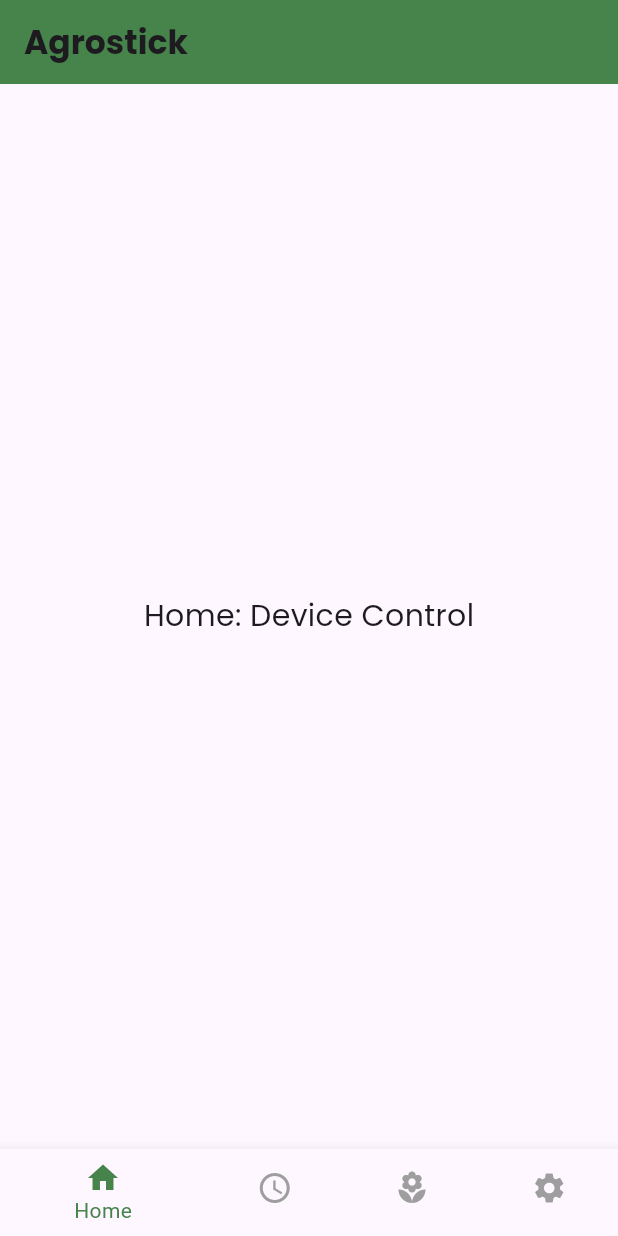
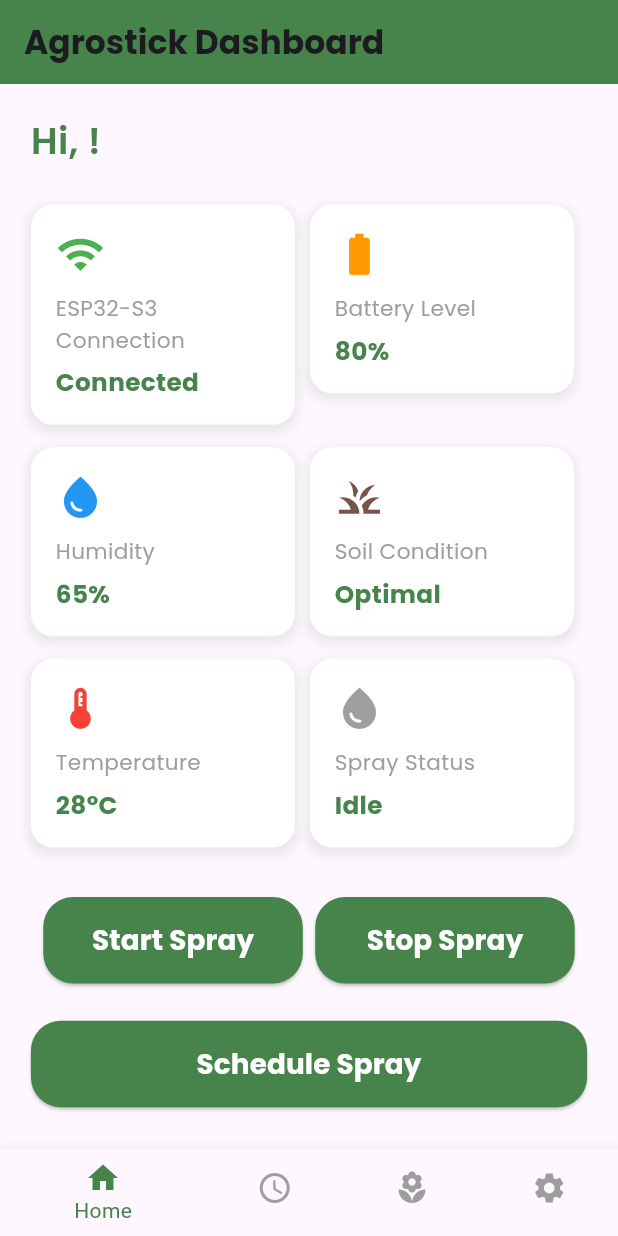
Before and after one commit to Shreesha001/AgroStick, a Flutter app: the MainHomeScreen screen opened directly, on a phone screen of 412 x 824 dp. Run offline on Flutter 3.47's test engine with Material 3 defaults, Android fonts, the phone set to English and light mode, and no system bars; our stand-ins replace firebase_auth, firebase_core, flutter_animate, google_fonts; accounts and stored records are empty.

Commit message:
feat(ui): add Home Screen interface

```diff
--- /dev/null
+++ b/lib/bottom_bar/home_screen.dart
@@ -0,0 +1,197 @@
+import 'package:flutter/material.dart';
+import 'package:google_fonts/google_fonts.dart';
+import 'package:firebase_auth/firebase_auth.dart';
+import 'package:agro_stick/auth_screens/login_screen.dart';
+import 'package:agro_stick/theme/colors.dart';
+
+class HomeScreen extends StatefulWidget {
+  const HomeScreen({super.key});
+
+  @override
+  _HomeScreenState createState() => _HomeScreenState();
+}
+
+class _HomeScreenState extends State<HomeScreen> {
+  // Placeholder values, replace with real data from ESP32-S3
+  bool _isDeviceConnected = true;
+  String _batteryLevel = '80%';
+  String _humidity = '65%';
+  String _soilMoisture = 'Optimal';
+  String _sprayStatus = 'Idle';
+  String _temperature = '28°C';
+
+  void _startSpray() {
+    setState(() {
+      _sprayStatus = 'Spraying';
+    });
+    ScaffoldMessenger.of(context).showSnackBar(
+      const SnackBar(content: Text('Starting pesticide spray...')),
+    );
+  }
+
+  void _stopSpray() {
+    setState(() {
+      _sprayStatus = 'Idle';
+    });
+    ScaffoldMessenger.of(context).showSnackBar(
+      const SnackBar(content: Text('Stopping pesticide spray...')),
+    );
+  }
+
+  void _scheduleSpray() {
+    ScaffoldMessenger.of(context).showSnackBar(
+      const SnackBar(content: Text('Opening spray schedule...')),
+    );
+  }
+
+  Widget dataCard(String title, String value, Color color, IconData icon, double screenWidth) {
+    return Container(
+      width: (screenWidth - 60) / 2, // 2 cards per row with spacing
+      padding: EdgeInsets.all(screenWidth * 0.04),
+      decoration: BoxDecoration(
+        color: Colors.white,
+        borderRadius: BorderRadius.circular(15),
+        boxShadow: [
+          BoxShadow(
+            color: Colors.grey.withOpacity(0.2),
+            spreadRadius: 2,
+            blurRadius: 5,
+            offset: const Offset(0, 3),
+          ),
+        ],
+      ),
+      child: Column(
+        crossAxisAlignment: CrossAxisAlignment.start,
+        children: [
+          Icon(icon, color: color, size: screenWidth * 0.08),
+          SizedBox(height: 10),
+          Text(title,
+              style: GoogleFonts.poppins(
+                  fontSize: screenWidth * 0.035, color: Colors.grey)),
+          SizedBox(height: 5),
+          Text(value,
+              style: GoogleFonts.poppins(
+                  fontSize: screenWidth * 0.04,
+                  fontWeight: FontWeight.bold,
+                  color: AppColors.primaryGreen)),
+        ],
+      ),
+    );
+  }
+
+  @override
+  Widget build(BuildContext context) {
+    final user = FirebaseAuth.instance.currentUser;
+    final screenWidth = MediaQuery.of(context).size.width;
+    final screenHeight = MediaQuery.of(context).size.height;
+
+    return Scaffold(
+      appBar: AppBar(
+        backgroundColor: AppColors.primaryGreen,
+        title: Text(
+          'Agrostick Dashboard',
+          style: GoogleFonts.poppins(fontWeight: FontWeight.bold),
+        ),
+        automaticallyImplyLeading: false, // Removes the back arrow
+      ),
+      body: SingleChildScrollView(
+        padding: EdgeInsets.all(screenWidth * 0.05),
+        child: Column(
+          crossAxisAlignment: CrossAxisAlignment.start,
+          children: [
+            Text(
+              user != null ? 'Hi, ${user.email?.split("@")[0]}!' : 'Welcome!',
+              style: GoogleFonts.poppins(
+                  fontSize: screenWidth * 0.06,
+                  fontWeight: FontWeight.w600,
+                  color: AppColors.primaryGreen),
+            ),
+            SizedBox(height: screenHeight * 0.03),
+
+            // Sensor Data Grid (2 per row)
+            Wrap(
+              spacing: 10,
+              runSpacing: 15,
+              children: [
+                dataCard('ESP32-S3 Connection',
+                    _isDeviceConnected ? 'Connected' : 'Disconnected',
+                    _isDeviceConnected ? Colors.green : Colors.red,
+                    Icons.wifi,
+                    screenWidth),
+                dataCard('Battery Level', _batteryLevel, Colors.orange,
+                    Icons.battery_full, screenWidth),
+                dataCard('Humidity', _humidity, Colors.blue, Icons.water_drop,
+                    screenWidth),
+                dataCard('Soil Condition', _soilMoisture, Colors.brown, Icons.grass,
+                    screenWidth),
+                dataCard('Temperature', _temperature, Colors.red, Icons.thermostat,
+                    screenWidth),
+                dataCard('Spray Status', _sprayStatus,
+                    _sprayStatus == 'Spraying' ? Colors.green : Colors.grey,
+                    Icons.water_drop,
+                    screenWidth),
+              ],
+            ),
+            SizedBox(height: screenHeight * 0.04),
+
+            // Quick Actions
+            Row(
+              mainAxisAlignment: MainAxisAlignment.spaceEvenly,
+              children: [
+                ElevatedButton(
+                  onPressed: _startSpray,
+                  style: ElevatedButton.styleFrom(
+                    backgroundColor: AppColors.primaryGreen,
+                    minimumSize: Size(screenWidth * 0.42, screenHeight * 0.07),
+                    shape: RoundedRectangleBorder(
+                        borderRadius: BorderRadius.circular(20)),
+                  ),
+                  child: Text(
+                    'Start Spray',
+                    style: GoogleFonts.poppins(
+                        fontWeight: FontWeight.bold,
+                        fontSize: screenWidth * 0.045,
+                        color: Colors.white),
+                  ),
+                ),
+                ElevatedButton(
+                  onPressed: _stopSpray,
+                  style: ElevatedButton.styleFrom(
+                    backgroundColor: AppColors.primaryGreen,
+                    minimumSize: Size(screenWidth * 0.42, screenHeight * 0.07),
+                    shape: RoundedRectangleBorder(
+                        borderRadius: BorderRadius.circular(20)),
+                  ),
+                  child: Text(
+                    'Stop Spray',
+                    style: GoogleFonts.poppins(
+                        fontWeight: FontWeight.bold,
+                        fontSize: screenWidth * 0.045,
+                        color: Colors.white),
+                  ),
+                ),
+              ],
+            ),
+            SizedBox(height: screenHeight * 0.03),
+            ElevatedButton(
+              onPressed: _scheduleSpray,
+              style: ElevatedButton.styleFrom(
+                backgroundColor: AppColors.primaryGreen,
+                minimumSize: Size(double.infinity, screenHeight * 0.07),
+                shape:
+                    RoundedRectangleBorder(borderRadius: BorderRadius.circular(20)),
+              ),
+              child: Text(
+                'Schedule Spray',
+                style: GoogleFonts.poppins(
+                    fontWeight: FontWeight.bold,
+                    fontSize: screenWidth * 0.045,
+                    color: Colors.white),
+              ),
+            ),
+          ],
+        ),
+      ),
+    );
+  }
+}
--- a/lib/main_home_screen.dart
+++ b/lib/main_home_screen.dart
@@ -1,3 +1,4 @@
+import 'package:agro_stick/bottom_bar/home_screen.dart';
 import 'package:flutter/material.dart';
 import 'package:google_fonts/google_fonts.dart';
 import 'package:agro_stick/theme/colors.dart';
@@ -13,7 +14,7 @@ class _MainHomeScreenState extends State<MainHomeScreen> {
   int _selectedIndex = 0;
 
   static const List<Widget> _screens = <Widget>[
-    HomeTab(),
+    HomeScreen(),
     ScheduleTab(),
     CropHealthTab(),
     SettingsTab(),
@@ -28,13 +29,7 @@ class _MainHomeScreenState extends State<MainHomeScreen> {
   @override
   Widget build(BuildContext context) {
     return Scaffold(
-      appBar: AppBar(
-        title: Text(
-          'Agrostick',
-          style: GoogleFonts.poppins(fontWeight: FontWeight.bold),
-        ),
-        backgroundColor: AppColors.primaryGreen,
-      ),
+
       body: _screens[_selectedIndex],
       bottomNavigationBar: BottomNavigationBar(
         selectedItemColor: AppColors.primaryGreen,
@@ -64,20 +59,7 @@ class _MainHomeScreenState extends State<MainHomeScreen> {
   }
 }
 
-// Home Tab
-class HomeTab extends StatelessWidget {
-  const HomeTab({super.key});
 
-  @override
-  Widget build(BuildContext context) {
-    return Center(
-      child: Text(
-        'Home: Device Control',
-        style: GoogleFonts.poppins(fontSize: 20),
-      ),
-    );
-  }
-}
 
 // Schedule Tab
 class ScheduleTab extends StatelessWidget {
```
